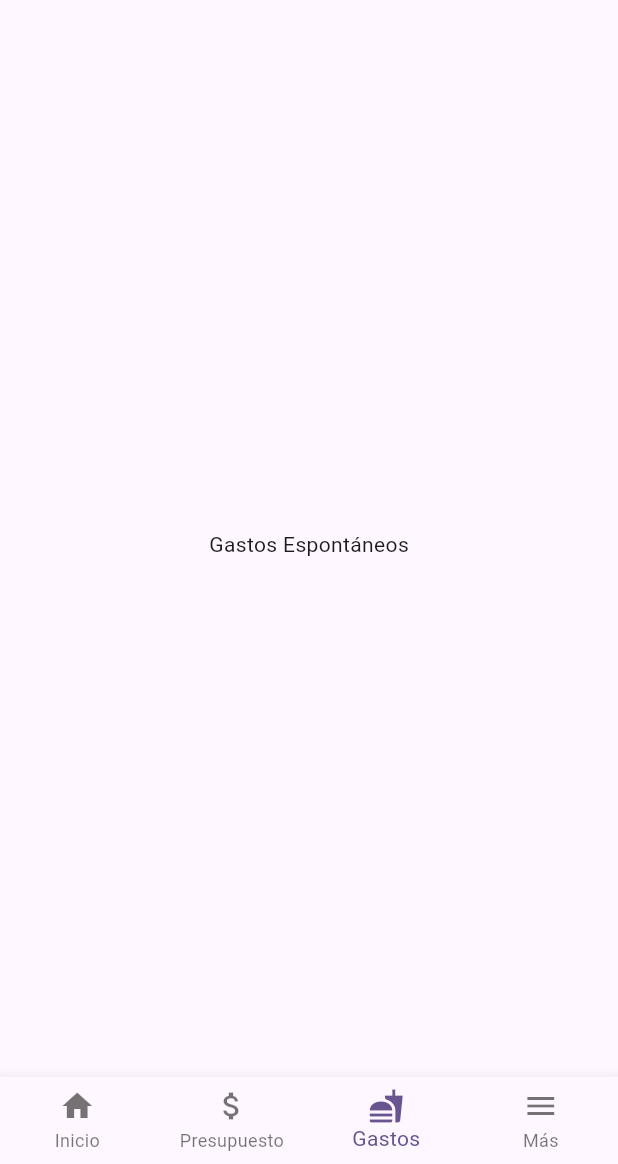
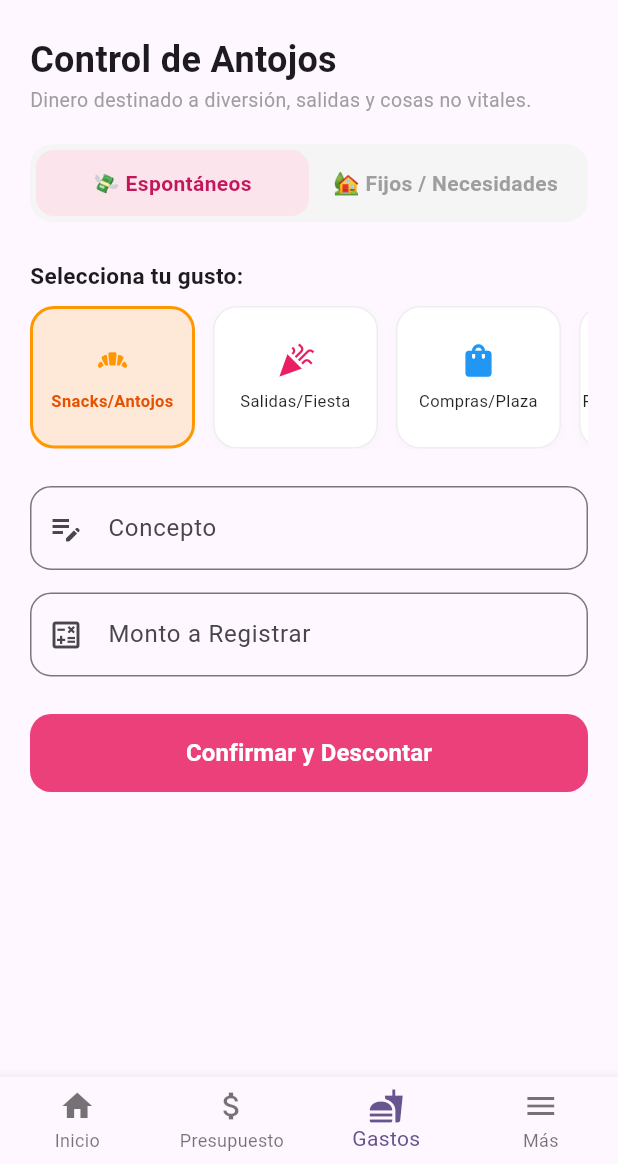
Before and after one commit to Dangeron127/proyecto_economia, a Flutter app: the screen it shows after launch, item 3 of the bottom bar chosen, on a phone screen of 412 x 824 dp, the part 72-1236 px from its top. Run offline on Flutter 3.47's test engine with Material 3 defaults, Android fonts, the phone set to English and light mode, and no system bars.

Commit message:
Menu Gastos

```diff
--- a/lib/ui/home_page.dart
+++ b/lib/ui/home_page.dart
@@ -1,6 +1,7 @@
 import 'package:flutter/material.dart';
 import 'widgets/home_content.dart';
 import 'utils/navigation_utils.dart';
+import 'widgets/expenses_content.dart';
 
 class HomePage extends StatefulWidget {
   const HomePage({super.key});
@@ -13,10 +14,18 @@ class _HomePageState extends State<HomePage> {
   int _selectedIndex = 0;
 
   // Lista de vistas disponibles
+  /*final List<Widget> _views = [
+    const HomeContent(),
+    const Center(child: Text('Presupuesto')),
+    const Center(child: Text('Gastos Espontáneos')),
+  ];
+  */
+
+  // Lista de vistas disponibles actualizada
   final List<Widget> _views = [
     const HomeContent(),
     const Center(child: Text('Presupuesto')),
-    const Center(child: Text('Gastos Espontáneos')),
+    const ExpensesContent(), // <-- Reemplazamos el "Center" anterior por nuestra nueva pantalla
   ];
 
   @override
--- /dev/null
+++ b/lib/ui/widgets/expenses_content.dart
@@ -0,0 +1,334 @@
+import 'package:flutter/material.dart';
+
+class ExpensesContent extends StatefulWidget {
+  const ExpensesContent({super.key});
+
+  @override
+  State<ExpensesContent> createState() => _ExpensesContentState();
+}
+
+class _ExpensesContentState extends State<ExpensesContent> {
+  final TextEditingController _conceptController = TextEditingController();
+  final TextEditingController _amountController = TextEditingController();
+
+  // 'Espontáneo' representa los gustos/salidas. 'Fijo' representa la supervivencia de vivir solo.
+  String _selectedType = 'Espontáneo';
+  String _selectedCategory = '';
+  String _selectedTransport = 'Camión';
+
+  // =========================================================
+  // CATEGORÍAS PERSONALIZADAS PARA ALGUIEN QUE VIVE SOLO
+  // =========================================================
+
+  // Categorías de "Estilo de vida, antojos y salidas"
+  final List<Map<String, dynamic>> _spontaneousCategories = [
+    {'name': 'Snacks/Antojos', 'icon': Icons.bakery_dining, 'color': Colors.orange, 'hint': 'Ej. Esquite, frappé, papitas...'},
+    {'name': 'Salidas/Fiesta', 'icon': Icons.celebration, 'color': Colors.pink, 'hint': 'Ej. Cover, alcohol, cena con amigos...'},
+    {'name': 'Compras/Plaza', 'icon': Icons.shopping_bag, 'color': Colors.blue, 'hint': 'Ej. Ropa, calzado, accesorios...'},
+    {'name': 'Plataformas/Juegos', 'icon': Icons.sports_esports, 'color': Colors.indigo, 'hint': 'Ej. Skin de juego, streaming...'},
+  ];
+
+  // Categorías de "Supervivencia, constancia y necesidades reales"
+  final List<Map<String, dynamic>> _fixedCategories = [
+    {'name': 'Despensa', 'icon': Icons.shopping_cart, 'color': Colors.green, 'hint': 'Ej. Súper mensual, recaudería, carne...'},
+    {'name': 'Servicios Hogar', 'icon': Icons.bolt, 'color': Colors.amber, 'hint': 'Ej. Luz, agua, gas, internet, renta...'},
+    {'name': 'Transporte Diario', 'icon': Icons.directions_bus, 'color': Colors.teal, 'hint': 'Usa el asistente de tarifas abajo...'},
+    {'name': 'Salud/Higiene', 'icon': Icons.medical_services, 'color': Colors.red, 'hint': 'Ej. Medicinas, pasta dental, jabón...'},
+  ];
+
+  // Tarifas de transporte local para traslados cotidianos
+  final List<Map<String, dynamic>> _transportOptions = [
+    {'type': 'Camión', 'icon': Icons.directions_bus, 'fare': '\$11.00'},
+    {'type': 'Taxi Local', 'icon': Icons.local_taxi, 'fare': '\$45.00'},
+    {'type': 'Plataforma (Uber/Didi)', 'icon': Icons.time_to_leave, 'fare': 'Variable'},
+  ];
+
+  @override
+  void initState() {
+    super.initState();
+    // Inicializamos la categoría por defecto según el tipo seleccionado
+    _selectedCategory = _spontaneousCategories[0]['name'];
+  }
+
+  /// Cambia el tipo de gasto y resetea la categoría activa para evitar inconsistencias
+  void _handleTypeChange(String type) {
+    setState(() {
+      _selectedType = type;
+      _selectedCategory = type == 'Espontáneo'
+          ? _spontaneousCategories[0]['name']
+          : _fixedCategories[0]['name'];
+      _conceptController.clear();
+      _amountController.clear();
+    });
+  }
+
+  @override
+  void dispose() {
+    _conceptController.dispose();
+    _amountController.dispose();
+    super.dispose();
+  }
+
+  @override
+  Widget build(BuildContext context) {
+    // Determinamos qué lista usar y qué colores visuales mostrar en la interfaz
+    final currentCategories = _selectedType == 'Espontáneo' ? _spontaneousCategories : _fixedCategories;
+    final activeColor = _selectedType == 'Espontáneo' ? Colors.pink.shade400 : Colors.green.shade600;
+
+    // Buscamos el "hint" o sugerencia de la categoría seleccionada actualmente
+    final currentHint = currentCategories.firstWhere(
+      (element) => element['name'] == _selectedCategory,
+      orElse: () => {'hint': 'Introduce el concepto'},
+    )['hint'];
+
+    return SingleChildScrollView(
+      padding: const EdgeInsets.symmetric(horizontal: 20.0, vertical: 15.0),
+      child: Column(
+        crossAxisAlignment: CrossAxisAlignment.start,
+        children: [
+          // Título dinámico según el enfoque del gasto
+          Text(
+            _selectedType == 'Espontáneo' ? "Control de Antojos" : "Gastos de Obligación",
+            style: const TextStyle(fontSize: 24, fontWeight: FontWeight.bold),
+          ),
+          Text(
+            _selectedType == 'Espontáneo'
+                ? "Dinero destinado a diversión, salidas y cosas no vitales."
+                : "Gastos fijos necesarios para mantener tu hogar y transporte diario.",
+            style: const TextStyle(color: Colors.grey, fontSize: 13),
+          ),
+          const SizedBox(height: 20),
+
+          // =========================================================
+          // 1. SWITCH SELECTOR PRINCIPAL (Interfaz Dinámica)
+          // =========================================================
+          Container(
+            padding: const EdgeInsets.all(4),
+            decoration: BoxDecoration(
+              color: Colors.grey.shade100,
+              borderRadius: BorderRadius.circular(15),
+            ),
+            child: Row(
+              children: [
+                Expanded(
+                  child: InkWell(
+                    onTap: () => _handleTypeChange('Espontáneo'),
+                    child: Container(
+                      padding: const EdgeInsets.symmetric(vertical: 12),
+                      decoration: BoxDecoration(
+                        color: _selectedType == 'Espontáneo' ? Colors.pink.shade50 : Colors.transparent,
+                        borderRadius: BorderRadius.circular(12),
+                      ),
+                      child: Center(
+                        child: Text(
+                          '💸 Espontáneos',
+                          style: TextStyle(
+                            fontWeight: FontWeight.bold,
+                            color: _selectedType == 'Espontáneo' ? Colors.pink.shade700 : Colors.grey
+                          ),
+                        ),
+                      ),
+                    ),
+                  ),
+                ),
+                Expanded(
+                  child: InkWell(
+                    onTap: () => _handleTypeChange('Fijo'),
+                    child: Container(
+                      padding: const EdgeInsets.symmetric(vertical: 12),
+                      decoration: BoxDecoration(
+                        color: _selectedType == 'Fijo' ? Colors.green.shade50 : Colors.transparent,
+                        borderRadius: BorderRadius.circular(12),
+                      ),
+                      child: Center(
+                        child: Text(
+                          '🏡 Fijos / Necesidades',
+                          style: TextStyle(
+                            fontWeight: FontWeight.bold,
+                            color: _selectedType == 'Fijo' ? Colors.green.shade700 : Colors.grey
+                          ),
+                        ),
+                      ),
+                    ),
+                  ),
+                ),
+              ],
+            ),
+          ),
+          const SizedBox(height: 25),
+
+          // =========================================================
+          // 2. DINÁMICA DE CATEGORÍAS (Cambia según la pestaña anterior)
+          // =========================================================
+          Text(
+            _selectedType == 'Espontáneo' ? "Selecciona tu gusto:" : "Selecciona la obligación:",
+            style: const TextStyle(fontSize: 15, fontWeight: FontWeight.bold)
+          ),
+          const SizedBox(height: 10),
+          SizedBox(
+            height: 95,
+            child: ListView.builder(
+              scrollDirection: Axis.horizontal,
+              itemCount: currentCategories.length,
+              itemBuilder: (context, index) {
+                final cat = currentCategories[index];
+                final isSelected = _selectedCategory == cat['name'];
+                return GestureDetector(
+                  onTap: () => setState(() => _selectedCategory = cat['name']),
+                  child: Container(
+                    width: 110,
+                    margin: const EdgeInsets.only(right: 12),
+                    decoration: BoxDecoration(
+                      color: isSelected ? cat['color'].withOpacity(0.15) : Colors.white,
+                      borderRadius: BorderRadius.circular(16),
+                      border: Border.all(
+                        color: isSelected ? cat['color'] : Colors.grey.shade200,
+                        width: isSelected ? 2 : 1,
+                      ),
+                      boxShadow: isSelected ? [] : [
+                        BoxShadow(color: Colors.grey.withOpacity(0.05), blurRadius: 5, offset: const Offset(0, 2))
+                      ],
+                    ),
+                    child: Column(
+                      mainAxisAlignment: MainAxisAlignment.center,
+                      children: [
+                        Icon(cat['icon'], color: cat['color'], size: 26),
+                        const SizedBox(height: 6),
+                        Text(
+                          cat['name'],
+                          style: TextStyle(
+                            fontSize: 11,
+                            fontWeight: isSelected ? FontWeight.bold : FontWeight.normal,
+                            color: isSelected ? cat['color'].shade900 : Colors.black87
+                          ),
+                          textAlign: TextAlign.center,
+                        ),
+                      ],
+                    ),
+                  ),
+                );
+              },
+            ),
+          ),
+          const SizedBox(height: 25),
+
+          // =========================================================
+          // 3. FORMULARIO DE CAPTURA INTELIGENTE
+          // =========================================================
+          TextField(
+            controller: _conceptController,
+            decoration: InputDecoration(
+              labelText: 'Concepto',
+              hintText: currentHint, // Muestra dinámicamente ejemplos según la categoría seleccionada
+              prefixIcon: const Icon(Icons.edit_note),
+              focusedBorder: OutlineInputBorder(
+                borderRadius: BorderRadius.circular(14),
+                borderSide: BorderSide(color: activeColor, width: 2),
+              ),
+              border: OutlineInputBorder(borderRadius: BorderRadius.circular(14)),
+            ),
+          ),
+          const SizedBox(height: 15),
+          TextField(
+            controller: _amountController,
+            keyboardType: const TextInputType.numberWithOptions(decimal: true),
+            decoration: InputDecoration(
+              labelText: 'Monto a Registrar',
+              prefixIcon: const Icon(Icons.calculate_outlined),
+              prefixText: '\$ ',
+              focusedBorder: OutlineInputBorder(
+                borderRadius: BorderRadius.circular(14),
+                borderSide: BorderSide(color: activeColor, width: 2),
+              ),
+              border: OutlineInputBorder(borderRadius: BorderRadius.circular(14)),
+            ),
+          ),
+          const SizedBox(height: 25),
+
+          // =========================================================
+          // 4. ASISTENTE DE TRANSPORTE DIARIO (Solo en Fijos -> Transporte)
+          // =========================================================
+          if (_selectedType == 'Fijo' && _selectedCategory == 'Transporte Diario') ...[
+            const Text("Calculadora rápida de transporte", style: TextStyle(fontSize: 15, fontWeight: FontWeight.bold)),
+            const SizedBox(height: 10),
+            Column(
+              children: _transportOptions.map((option) {
+                final isSelectedTransport = _selectedTransport == option['type'];
+                return Card(
+                  elevation: 0,
+                  shape: RoundedRectangleBorder(
+                    borderRadius: BorderRadius.circular(14),
+                    side: BorderSide(color: isSelectedTransport ? Colors.teal : Colors.grey.shade200, width: 1.5),
+                  ),
+                  color: isSelectedTransport ? Colors.teal.shade50 : Colors.grey.shade50,
+                  child: ListTile(
+                    leading: Icon(option['icon'], color: Colors.teal),
+                    title: Text(option['type'], style: const TextStyle(fontWeight: FontWeight.w500)),
+                    subtitle: Text('Precio regular: ${option['fare']}'),
+                    trailing: isSelectedTransport ? const Icon(Icons.check_circle, color: Colors.teal) : null,
+                    onTap: () {
+                      setState(() {
+                        _selectedTransport = option['type'];
+                        _conceptController.text = 'Pasaje de ${_optionDescription(option['type'])}';
+                        if (option['fare'] != 'Variable') {
+                          _amountController.text = option['fare'].replaceAll('\$', '');
+                        } else {
+                          _amountController.clear();
+                        }
+                      });
+                    },
+                  ),
+                );
+              }).toList(),
+            ),
+            const SizedBox(height: 25),
+          ],
+
+          // =========================================================
+          // 5. BOTÓN ACCIÓN DE GUARDADO
+          // =========================================================
+          SizedBox(
+            width: double.infinity,
+            height: 52,
+            child: ElevatedButton(
+              onPressed: () {
+                if (_conceptController.text.isEmpty || _amountController.text.isEmpty) {
+                  ScaffoldMessenger.of(context).showSnackBar(
+                    const SnackBar(content: Text('Por favor rellena los campos'), backgroundColor: Colors.orange),
+                  );
+                  return;
+                }
+
+                ScaffoldMessenger.of(context).showSnackBar(
+                  SnackBar(
+                    content: Text('Guardado en $_selectedCategory: ${_conceptController.text} (-\$${_amountController.text})'),
+                    backgroundColor: activeColor,
+                  ),
+                );
+
+                _conceptController.clear();
+                _amountController.clear();
+              },
+              style: ElevatedButton.styleFrom(
+                backgroundColor: activeColor,
+                elevation: 0,
+                shape: RoundedRectangleBorder(borderRadius: BorderRadius.circular(14)),
+              ),
+              child: const Text(
+                "Confirmar y Descontar",
+                style: TextStyle(fontSize: 16, color: Colors.white, fontWeight: FontWeight.bold)
+              ),
+            ),
+          ),
+        ],
+      ),
+    );
+  }
+
+  /// Devuelve un texto descriptivo rápido para el autocompletado de transporte
+  String _optionDescription(String type) {
+    if (type == 'Camión') return 'Ruta / Colectivo';
+    if (type == 'Taxi Local') return 'Taxi';
+    return 'App de transporte';
+  }
+}
```
